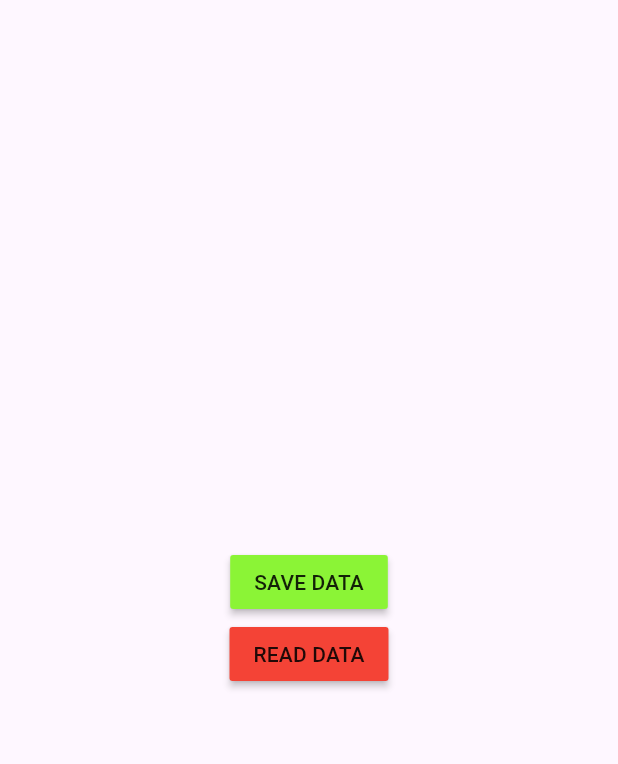
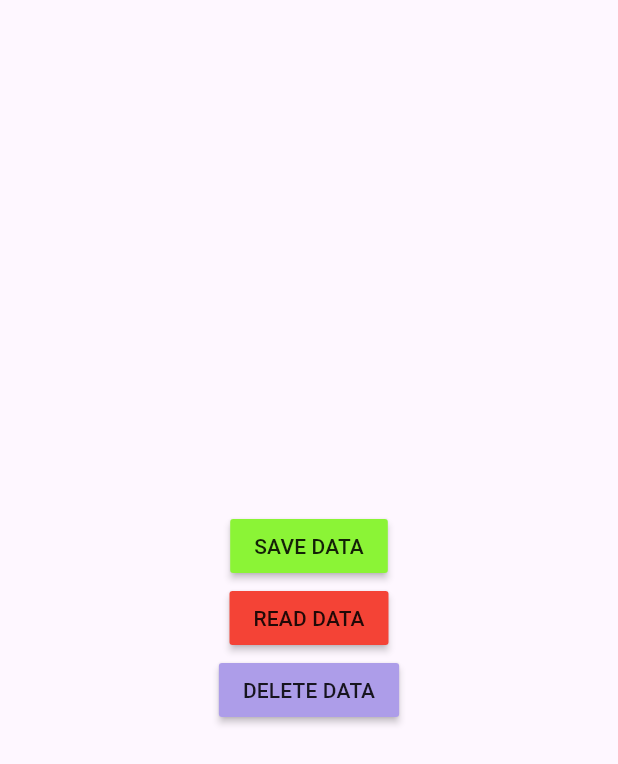
Before and after one commit to A7mednage71/NotesApp_with_SqFlite, a Flutter app: the screen it shows after launch, on a phone screen of 412 x 824 dp. Shown: the top 764 px of the screen. Run offline on Flutter 3.47's test engine with Material 3 defaults, Android fonts, the light colour scheme and no system bars; our stand-ins replace sqflite; accounts and stored records are empty.

Commit message:
trigger delete method

```diff
--- a/lib/Home_page.dart
+++ b/lib/Home_page.dart
@@ -37,6 +37,15 @@ class _homepageState extends State<homepage> {
               color: Colors.red,
               child: const Text('READ DATA'),
             ),
+            MaterialButton(
+              onPressed: () async {
+                int response = await sqFlite.deleteData(
+                    sql: "DELETE FROM 'Notes' WHERE id = 2 ");
+                print(response);
+              },
+              color: Color.fromARGB(255, 173, 157, 233),
+              child: const Text('DELETE DATA'),
+            ),
           ],
         ),
       ),
```
